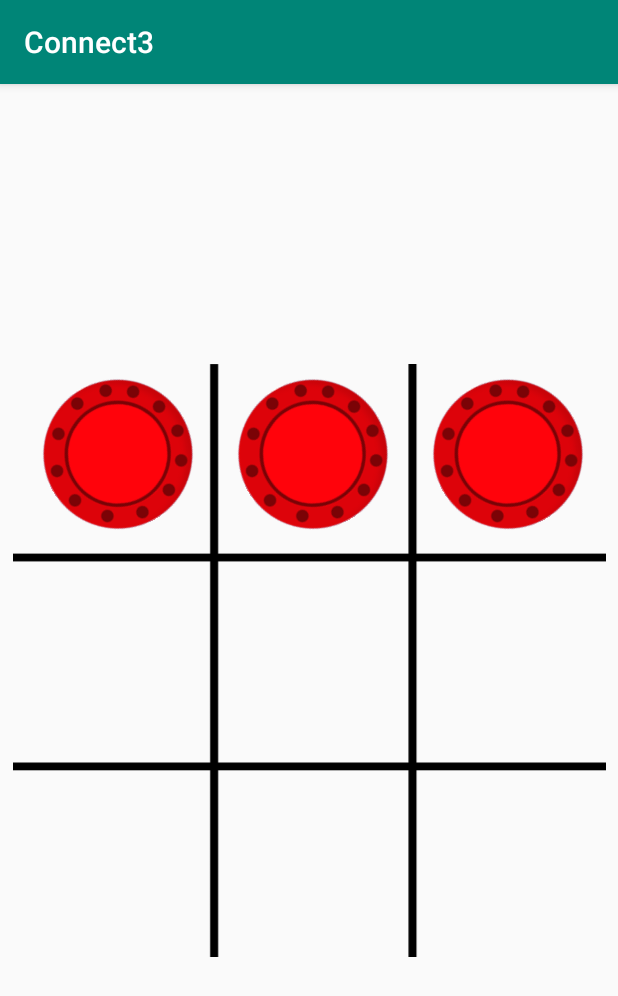
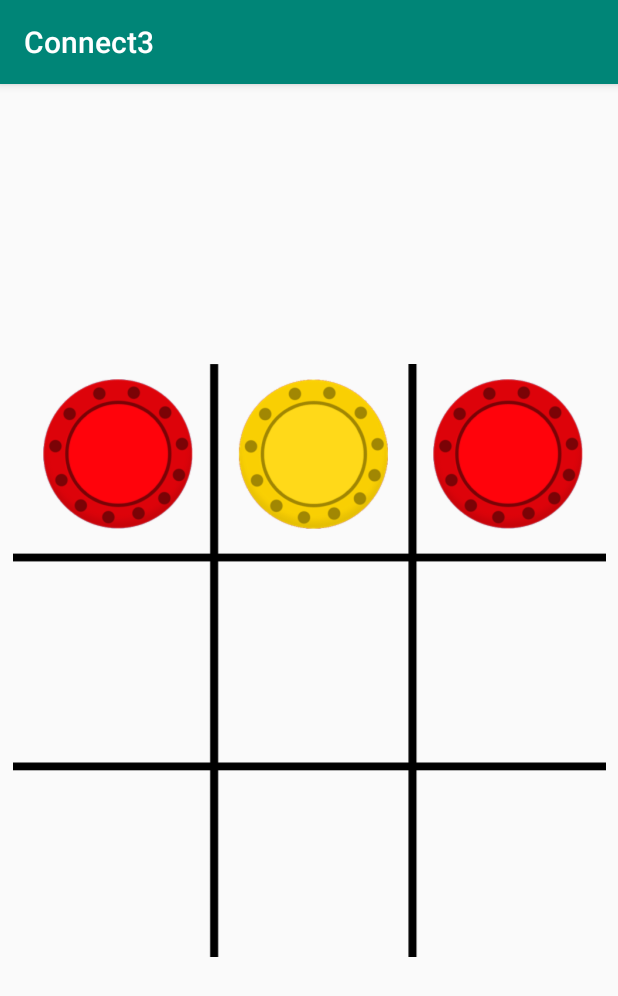
Before and after one commit to ysha18/android, an Android app: the screen it shows after launch (MainActivity), after a tap on an icon or button, on a phone screen of 412 x 824 dp. Shown: the top 996 px of the screen. Run offline under Robolectric (Android 15) with nearby library versions, the light colour scheme and no system bars; 2 other taps on this screen came first.

Commit message:
connect3 almost done

```diff
--- a/Connect3/app/src/main/java/com/harold/connect3/MainActivity.java
+++ b/Connect3/app/src/main/java/com/harold/connect3/MainActivity.java
@@ -2,24 +2,93 @@ package com.harold.connect3;
 
 import android.support.v7.app.AppCompatActivity;
 import android.os.Bundle;
+import android.support.v7.widget.GridLayout;
 import android.util.Log;
 import android.view.View;
 import android.widget.Button;
 import android.widget.ImageView;
+import android.widget.TextView;
+import android.widget.Toast;
 
 public class MainActivity extends AppCompatActivity {
 
+    //TODO: IN CASE OF DRAW
+
     // 1 => red, 2=> yellow, 0 => empty
-    String activePlayer = "1";
+    int activePlayer = 1;
+    int[] gameState = {0,0,0,0,0,0,0,0,0,0};
+    int[][] winningPositions = {{1,2,3}, {4,5,6}, {7,8,9}, {1,4,7}, {2,5,8}, {3,6,9}, {1,5,9}, {3,5,7}};
+    boolean gameOver = false;
+    int winner = 0;
 
     public void diveIn(View view){
 
-        ImageView piece = (ImageView)view;
+        if(!gameOver){
 
-        // piece movement
-        piece.setImageResource(R.drawable.red);
-        piece.setTranslationY(-1500);
-        piece.animate().rotation(2400).translationYBy(1500);
+            ImageView piece = (ImageView)view;
+
+            // set game state
+            if(gameState[Integer.parseInt((String)piece.getTag())]==0){
+                gameState[Integer.parseInt((String)piece.getTag())] = activePlayer;
+
+                // set active player
+                if(activePlayer==1){
+                    piece.setImageResource(R.drawable.red);
+                    activePlayer = 2;
+                } else{
+                    piece.setImageResource(R.drawable.yellow);
+                    activePlayer = 1;
+                }
+
+                // piece movement
+                piece.setTranslationY(-1500);
+                piece.animate().rotation(3600).translationYBy(1500);
+
+
+                // check winning position
+                for(int[] wp : winningPositions){
+                    if(gameState[wp[0]] == gameState[wp[1]] && gameState[wp[1]]==gameState[wp[2]] && gameState[wp[0]]!=0){
+                        //Toast.makeText(this,gameState[wp[0]]==1 ? " RED WINS " : "YELLOW WINS", Toast.LENGTH_LONG).show();
+                        winner = gameState[wp[0]];
+
+                        // ask for play again
+                        Button btnPlayAgain = (Button) findViewById(R.id.btnPlayAgain);
+                        TextView txtWinner = (TextView) findViewById(R.id.txtWinner);
+                        txtWinner.setText(winner==1 ? "RED WINS" : "YELLOW WINS");
+                        btnPlayAgain.animate().alpha(1);
+                        txtWinner.animate().alpha(1);
+                        gameOver = true;
+                        break;
+                    }
+                }
+            }
+
+        }
+
+    }
+
+    public void playAgain(View view){
+        Button btnPlayAgain = (Button) findViewById(R.id.btnPlayAgain);
+        TextView txtWinner = (TextView) findViewById(R.id.txtWinner);
+        for(int i=0; i<gameState.length;i++){
+            gameState[i] = 0;
+        }
+        gameOver = false;
+        winner = 0;
+
+        btnPlayAgain.animate().alpha(0);
+        txtWinner.animate().alpha(0);
+        resetBoard();
+    }
+
+    private void resetBoard() {
+
+        GridLayout grid = findViewById(R.id.gridLayout);
+        for(int i=0; i<grid.getChildCount();i++){
+            if(grid.getChildAt(i) instanceof ImageView){
+                ((ImageView) grid.getChildAt(i)).setImageResource(0);
+            }
+        }
 
     }
 
--- a/Connect3/app/src/main/res/layout/activity_main.xml
+++ b/Connect3/app/src/main/res/layout/activity_main.xml
@@ -7,6 +7,7 @@
     tools:context=".MainActivity">
 
     <android.support.v7.widget.GridLayout
+        android:id="@+id/gridLayout"
         android:layout_width="395dp"
         android:layout_height="395dp"
         android:background="@drawable/board"
@@ -15,7 +16,7 @@
         app:layout_constraintEnd_toEndOf="parent"
         app:layout_constraintStart_toStartOf="parent"
         app:layout_constraintTop_toTopOf="parent"
-        app:rowCount="3" >
+        app:rowCount="3">
 
         <ImageView
             android:id="@+id/imageView1"
@@ -23,21 +24,26 @@
             android:layout_height="100dp"
             android:layout_margin="10dp"
             android:layout_marginLeft="20dp"
-            android:onClick="diveIn" />
+            android:onClick="diveIn"
+            android:tag="1" />
+
         <ImageView
             android:id="@+id/imageView2"
             android:layout_width="100dp"
             android:layout_height="100dp"
             android:layout_margin="10dp"
             android:layout_marginLeft="20dp"
-            android:onClick="diveIn" />
+            android:onClick="diveIn"
+            android:tag="2" />
+
         <ImageView
             android:id="@+id/imageView3"
             android:layout_width="100dp"
             android:layout_height="100dp"
             android:layout_margin="10dp"
             android:layout_marginLeft="20dp"
-            android:onClick="diveIn" />
+            android:onClick="diveIn"
+            android:tag="3" />
 
         <ImageView
             android:id="@+id/imageView4"
@@ -46,7 +52,8 @@
             android:layout_margin="10dp"
             android:layout_marginLeft="20dp"
             android:layout_marginTop="30dp"
-            android:onClick="diveIn" />
+            android:onClick="diveIn"
+            android:tag="4" />
 
         <ImageView
             android:id="@+id/imageView5"
@@ -55,7 +62,8 @@
             android:layout_margin="10dp"
             android:layout_marginLeft="20dp"
             android:layout_marginTop="30dp"
-            android:onClick="diveIn" />
+            android:onClick="diveIn"
+            android:tag="5" />
 
         <ImageView
             android:id="@+id/imageView6"
@@ -64,7 +72,8 @@
             android:layout_margin="10dp"
             android:layout_marginLeft="20dp"
             android:layout_marginTop="30dp"
-            android:onClick="diveIn" />
+            android:onClick="diveIn"
+            android:tag="6" />
 
         <ImageView
             android:id="@+id/imageView7"
@@ -73,7 +82,9 @@
             android:layout_margin="10dp"
             android:layout_marginLeft="20dp"
             android:layout_marginTop="25dp"
-            android:onClick="diveIn" />
+            android:onClick="diveIn"
+            android:tag="7" />
+
         <ImageView
             android:id="@+id/imageView8"
             android:layout_width="100dp"
@@ -81,7 +92,9 @@
             android:layout_margin="10dp"
             android:layout_marginLeft="20dp"
             android:layout_marginTop="25dp"
-            android:onClick="diveIn" />
+            android:onClick="diveIn"
+            android:tag="8" />
+
         <ImageView
             android:id="@+id/imageView9"
             android:layout_width="100dp"
@@ -89,8 +102,34 @@
             android:layout_margin="10dp"
             android:layout_marginLeft="20dp"
             android:layout_marginTop="25dp"
-            android:onClick="diveIn" />
-
+            android:onClick="diveIn"
+            android:tag="9" />
 
     </android.support.v7.widget.GridLayout>
+
+    <TextView
+        android:id="@+id/txtWinner"
+        android:layout_width="wrap_content"
+        android:layout_height="wrap_content"
+        android:alpha="0"
+        android:text="WINNER"
+        android:textColor="@android:color/background_dark"
+        android:textSize="35dp"
+        app:layout_constraintBottom_toBottomOf="parent"
+        app:layout_constraintEnd_toEndOf="parent"
+        app:layout_constraintStart_toStartOf="parent"
+        app:layout_constraintTop_toBottomOf="@+id/gridLayout" />
+
+    <Button
+        android:id="@+id/btnPlayAgain"
+        android:layout_width="wrap_content"
+        android:layout_height="wrap_content"
+        android:layout_margin="0dp"
+        android:alpha="0"
+        android:onClick="playAgain"
+        android:text="PLAY AGAIN"
+        app:layout_constraintBottom_toTopOf="@+id/gridLayout"
+        app:layout_constraintEnd_toEndOf="parent"
+        app:layout_constraintStart_toStartOf="parent"
+        app:layout_constraintTop_toTopOf="parent" />
 </android.support.constraint.ConstraintLayout>
--- a/Connect3/build.gradle
+++ b/Connect3/build.gradle
@@ -7,7 +7,7 @@ buildscript {
 
     }
     dependencies {
-        classpath 'com.android.tools.build:gradle:3.3.2'
+        classpath 'com.android.tools.build:gradle:3.4.1'
 
         // NOTE: Do not place your application dependencies here; they belong
         // in the individual module build.gradle files
--- a/ToastDemo/build.gradle
+++ b/ToastDemo/build.gradle
@@ -7,7 +7,7 @@ buildscript {
 
     }
     dependencies {
-        classpath 'com.android.tools.build:gradle:3.3.2'
+        classpath 'com.android.tools.build:gradle:3.4.1'
 
         // NOTE: Do not place your application dependencies here; they belong
         // in the individual module build.gradle files
```
Also changed, not shown: Connect3/gradle/wrapper/gradle-wrapper.properties, ToastDemo/gradle/wrapper/gradle-wrapper.properties.
